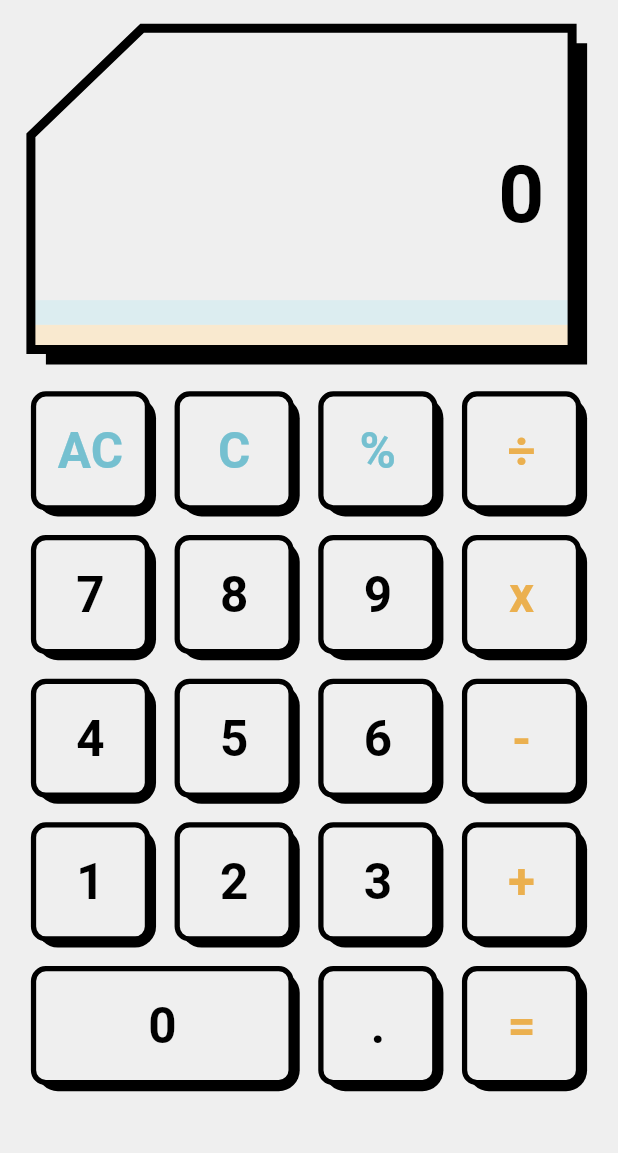
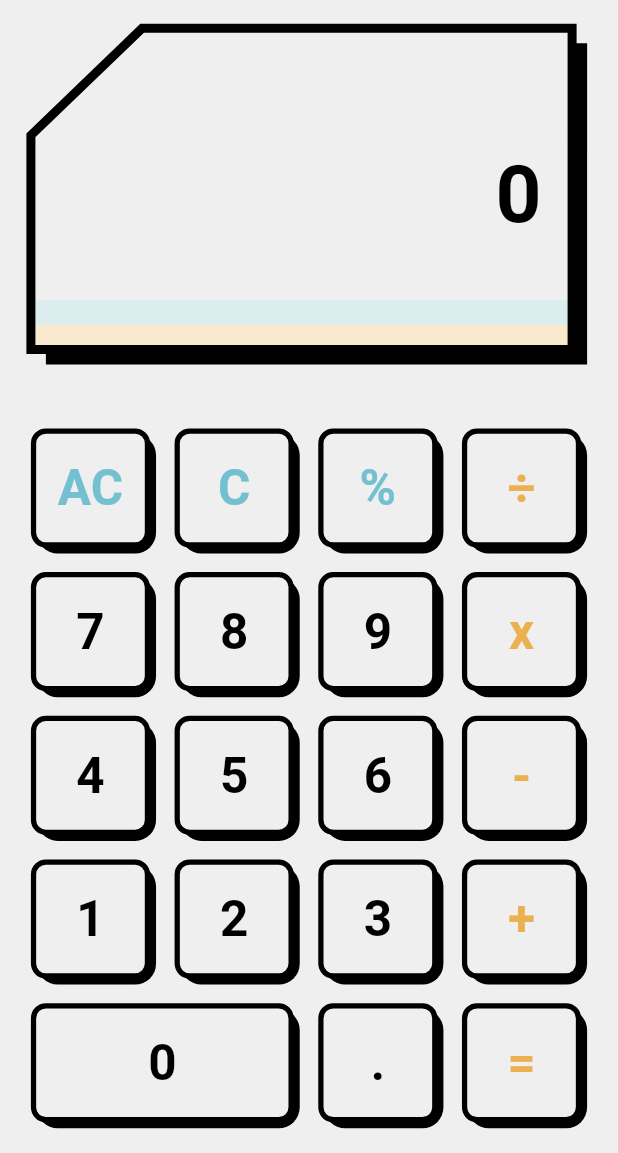
Before and after one commit to recepsenoglu/flutter_calculator, a Flutter app: the screen it shows after launch, on a phone screen of 412 x 824 dp, the part 83-1236 px from its top. Run offline on Flutter 3.47's test engine with Material 3 defaults, Android fonts, the phone set to English and light mode, and no system bars; our stand-ins replace google_fonts, shared_preferences; Roboto replaces fonts that are missing (Michroma).

Commit message:
fixed some screen sizes

```diff
--- a/lib/feature/calculator_view.dart
+++ b/lib/feature/calculator_view.dart
@@ -21,7 +21,7 @@ class _CalculatorViewState extends State<CalculatorView> {
       child: const Scaffold(
         appBar: CalculatorAppBar(),
         body: Column(
-          mainAxisAlignment: MainAxisAlignment.start,
+          mainAxisAlignment: MainAxisAlignment.spaceBetween,
           children: [
             ScreenWidget(),
             CalculatorKeypad(),
--- a/lib/product/widgets/screen_widget.dart
+++ b/lib/product/widgets/screen_widget.dart
@@ -46,7 +46,7 @@ class ScreenWidget extends StatelessWidget {
             ),
             child: Container(
               height: AppSizes.getHeight(0.26),
-              margin: EdgeInsets.only(right: AppSizes.getWidth(0.02)),
+              margin: const EdgeInsets.only(right: 10),
               child: Column(
                 crossAxisAlignment: CrossAxisAlignment.end,
                 children: [
```
